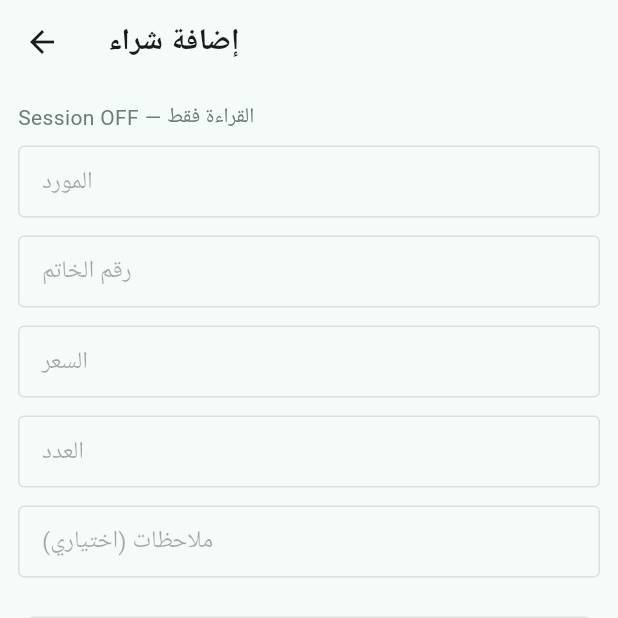
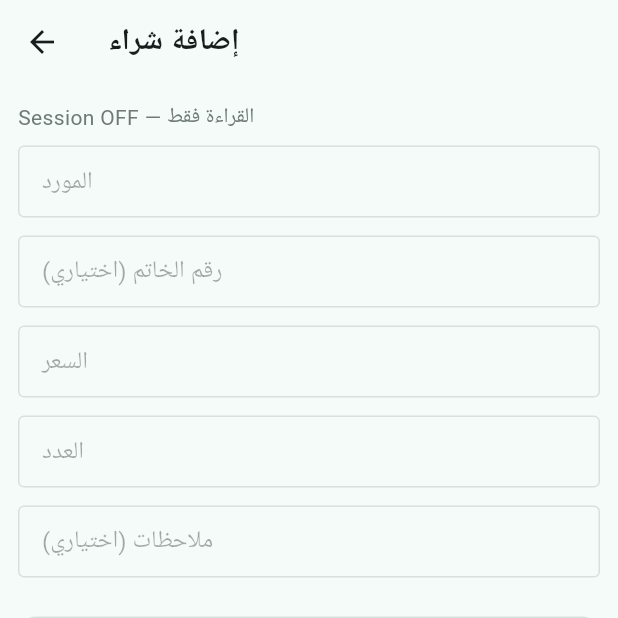
Before and after one commit to mustphache/admiral_tablet_a, a Flutter app: the PurchaseAddScreen screen opened directly, on a phone screen of 412 x 824 dp, the top half of it. Run offline on Flutter 3.47's test engine with Material 3 defaults, Android fonts, the phone set to English and light mode, and no system bars; our stand-ins replace pdf, shared_preferences; accounts and stored records are empty.

Commit message:
[auto] sync: 2025-10-14 14:23:06

```diff
--- a/lib/features/day_session/purchase_add_screen.dart
+++ b/lib/features/day_session/purchase_add_screen.dart
@@ -34,7 +34,7 @@ class _PurchaseAddScreenState extends State<PurchaseAddScreen> {
       final m = widget.edit;
       if (m != null) {
         _supplier.text = m.supplier;
-        _tagNumber.text = m.tagNumber;
+        _tagNumber.text = m.tagNumber ?? ''; // ✅ fix: String? → String
         _price.text = m.price.toStringAsFixed(2);
         _count.text = m.count.toString();
         _note.text = m.note ?? '';
@@ -76,7 +76,7 @@ class _PurchaseAddScreenState extends State<PurchaseAddScreen> {
           id: DateTime.now().microsecondsSinceEpoch.toString(),
           sessionId: _session.current!.id,
           supplier: _supplier.text.trim(),
-          tagNumber: _tagNumber.text.trim(),
+          tagNumber: _tagNumber.text.trim().isEmpty ? null : _tagNumber.text.trim(),
           price: price,
           count: count,
           total: total,
@@ -90,7 +90,7 @@ class _PurchaseAddScreenState extends State<PurchaseAddScreen> {
           id: old.id,
           sessionId: old.sessionId,
           supplier: _supplier.text.trim(),
-          tagNumber: _tagNumber.text.trim(),
+          tagNumber: _tagNumber.text.trim().isEmpty ? null : _tagNumber.text.trim(),
           price: price,
           count: count,
           total: total,
@@ -158,7 +158,7 @@ class _PurchaseAddScreenState extends State<PurchaseAddScreen> {
                   const SizedBox(height: 12),
                   TextFormField(
                     controller: _tagNumber,
-                    decoration: const InputDecoration(labelText: 'رقم الخاتم'),
+                    decoration: const InputDecoration(labelText: 'رقم الخاتم (اختياري)'),
                     textInputAction: TextInputAction.next,
                     enabled: canWrite,
                   ),
```
